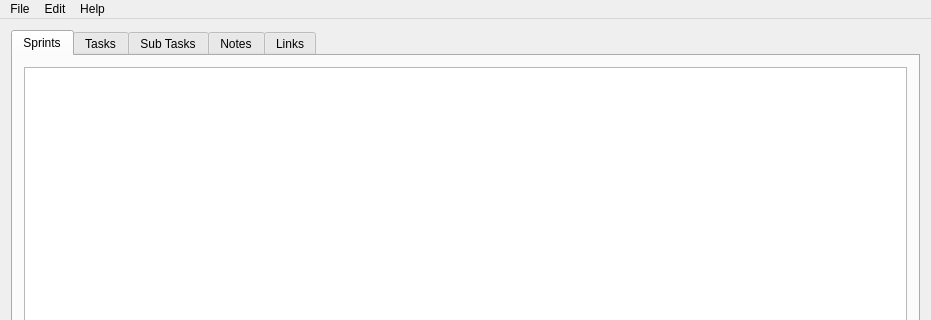
Above: SprintSync/SprintSync.ui from CYB3RPHO3NIX/SprintSync before the change; both pictures show x 0 to 931 and y 0 to 320 of the 931 by 591 pixel window. Below: the same form after it.
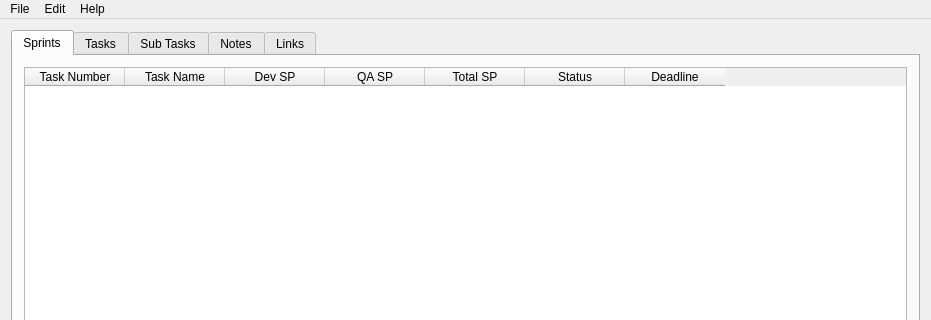
That is the form after the change.

The edit to the form file:
```diff
--- a/SprintSync/SprintSync.ui
+++ b/SprintSync/SprintSync.ui
@@ -30,7 +30,55 @@
           <item>
            <layout class="QVBoxLayout" name="verticalLayout_3">
             <item>
-             <widget class="QTableView" name="tableView"/>
+             <widget class="QTableWidget" name="TableSprints">
+              <property name="selectionBehavior">
+               <enum>QAbstractItemView::SelectRows</enum>
+              </property>
+              <property name="wordWrap">
+               <bool>false</bool>
+              </property>
+              <attribute name="horizontalHeaderCascadingSectionResizes">
+               <bool>false</bool>
+              </attribute>
+              <attribute name="horizontalHeaderStretchLastSection">
+               <bool>false</bool>
+              </attribute>
+              <column>
+               <property name="text">
+                <string>Task Number</string>
+               </property>
+              </column>
+              <column>
+               <property name="text">
+                <string>Task Name</string>
+               </property>
+              </column>
+              <column>
+               <property name="text">
+                <string>Dev SP</string>
+               </property>
+              </column>
+              <column>
+               <property name="text">
+                <string>QA SP</string>
+               </property>
+              </column>
+              <column>
+               <property name="text">
+                <string>Total SP</string>
+               </property>
+              </column>
+              <column>
+               <property name="text">
+                <string>Status</string>
+               </property>
+              </column>
+              <column>
+               <property name="text">
+                <string>Deadline</string>
+               </property>
+              </column>
+             </widget>
             </item>
             <item>
              <widget class="QGroupBox" name="GroupBoxSprints">
```
